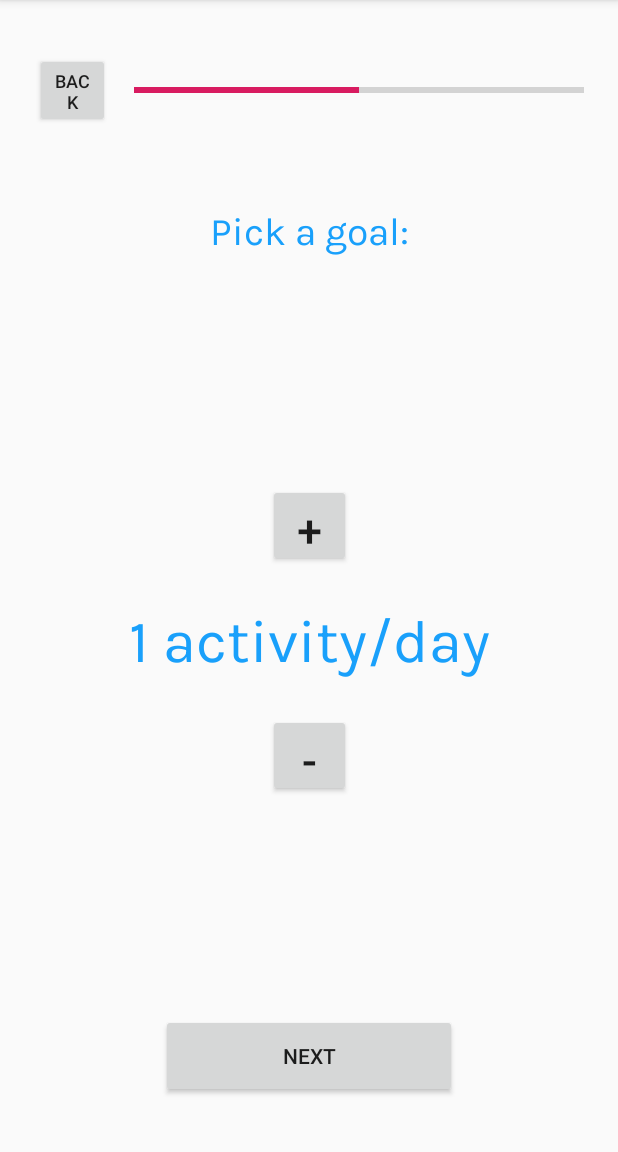
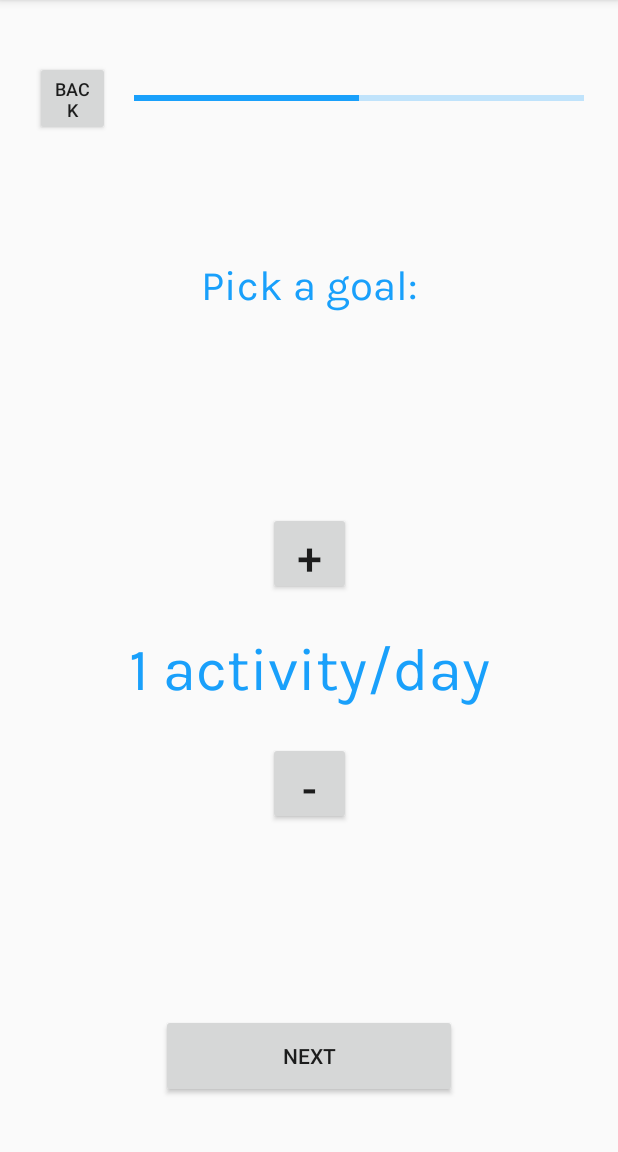
Before and after one commit to tzhuang1/Innovator, an Android app: the screen it shows after launch (MainActivity), after a tap on "NEXT", on a phone screen of 412 x 824 dp, the part 84-1236 px from its top. Run offline under Robolectric (Android 15) with nearby library versions, the phone set to English and light mode, and no system bars.

Commit message:
Progress bar changes and back button polishing.
Made back button also change text and progress bar accordingly. Made progress bar blue tinted to better fit style.

```diff
--- a/app/src/main/java/com/example/innovatorsetup/MainActivity.java
+++ b/app/src/main/java/com/example/innovatorsetup/MainActivity.java
@@ -6,6 +6,7 @@ import androidx.fragment.app.FragmentActivity;
 import androidx.fragment.app.FragmentManager;
 import androidx.fragment.app.FragmentTransaction;
 
+import android.graphics.Color;
 import android.os.Bundle;
 import android.view.View;
 import android.widget.Button;
@@ -38,6 +39,10 @@ TODO
  */
 
 public class MainActivity extends AppCompatActivity implements SetupGradeSelectFragment.onGradeSelectFragmentInteraction, SetupActivitySelectFragment.OnActivitySelectFragmentListener {
+
+    ProgressBar setupProgressBar;
+    TextView setupTxt;
+
     int currSetupPage;
 
     int gradeSelect;
@@ -52,6 +57,9 @@ public class MainActivity extends AppCompatActivity implements SetupGradeSelectF
         Button backBtn = findViewById(R.id.backBtn);
         final FragmentTransaction fragTran1 = getSupportFragmentManager().beginTransaction();
 
+        setupProgressBar = findViewById(R.id.setupProgressBar);
+        setupProgressBar.getProgressDrawable().setColorFilter(Color.parseColor("#19A0FB"), android.graphics.PorterDuff.Mode.SRC_IN);
+        setupTxt = findViewById(R.id.setupTxt);
 
         gradeSelect = 1;
         activitySelect = 1;
@@ -72,11 +80,10 @@ public class MainActivity extends AppCompatActivity implements SetupGradeSelectF
                 FragmentManager fragMan = getSupportFragmentManager();
                 FragmentTransaction fragTran2 = fragMan.beginTransaction();
 
-                ProgressBar setupProgressBar = findViewById(R.id.setupProgressBar);
-                TextView setupTxt = findViewById(R.id.setupTxt);
                 //fragTran1.addToBackStack(null);
-                if(currSetupPage < 2)
+                if(currSetupPage < 2) {
                     currSetupPage++;
+                }
                 switch(currSetupPage) {
                     case 0:
                         fragTran2.replace(R.id.setupFragmentFrameLayout, SetupGradeSelectFragment.newInstance(gradeSelect));
@@ -100,28 +107,42 @@ public class MainActivity extends AppCompatActivity implements SetupGradeSelectF
             }
         });
 
-        backBtn.setOnClickListener(new View.OnClickListener(){
+        backBtn.setOnClickListener(new View.OnClickListener() {
             @Override
-            public void onClick(View view)
-            {
-            //getSupportFragmentManager().popBackStack("grade-to-activity", 0);
+            public void onClick(View view) {
+                //getSupportFragmentManager().popBackStack("grade-to-activity", 0);
 
                 getSupportFragmentManager().popBackStack();
-                if(currSetupPage > 0)
-                currSetupPage--;
-            //onBackPressed();
+                if(currSetupPage > 0) {
+                    currSetupPage--;
+                    setupProgressBar.setProgress(currSetupPage);
+                }
+
+                switch(currSetupPage) {
+                    case 0:
+                        setupTxt.setText(getString(R.string.setup_grade_select_text));
+                        break;
+                    case 1:
+                        setupTxt.setText(getString(R.string.setup_activity_select_text));
+                        break;
+                    case 2:
+
+                        break;
+                }
+
+                //onBackPressed();
+
             }
-
         });
     }
 
     @Override
     public void onGradeSelectFragmentInteraction(int defaultGrade) {
-        gradeSelect = defaultGrade;
+
     }
 
     @Override
     public void OnActivitySelectFragmentListener(int defaultActivityNum) {
-        activitySelect = defaultActivityNum;
+
     }
 }
--- a/app/src/main/res/layout/activity_main.xml
+++ b/app/src/main/res/layout/activity_main.xml
@@ -18,7 +18,7 @@
         app:layout_constraintEnd_toEndOf="parent"
         app:layout_constraintStart_toStartOf="parent"
         app:layout_constraintTop_toTopOf="parent"
-        app:layout_constraintVertical_bias="0.3">
+        app:layout_constraintVertical_bias="0.25">
 
         <Button
             android:id="@+id/backBtn"
@@ -83,13 +83,13 @@
         android:layout_marginBottom="8dp"
         android:text="@string/setup_grade_select_text"
         android:textColor="#19A0FB"
-        android:textSize="26sp"
+        android:textSize="28sp"
         app:fontFamily="@font/karla"
         app:layout_constraintBottom_toBottomOf="parent"
         app:layout_constraintEnd_toEndOf="parent"
         app:layout_constraintStart_toStartOf="parent"
         app:layout_constraintTop_toTopOf="parent"
-        app:layout_constraintVertical_bias="0.18" />
+        app:layout_constraintVertical_bias=".23" />
 
     <FrameLayout
         android:id="@+id/setupFragmentFrameLayout"
```
